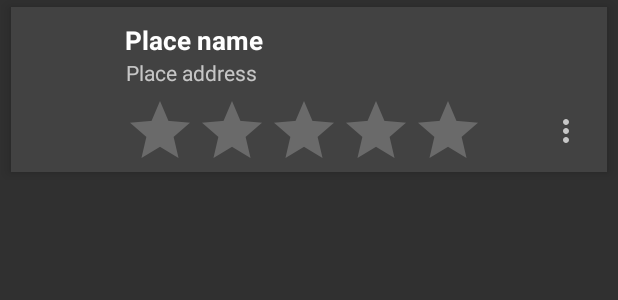
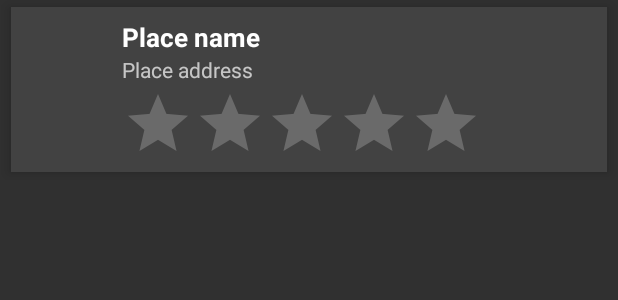
Before and after one commit to Heitem/AugmentedJourney, an Android app: the layout main_row_layout_result.xml on its own in the app's theme, with its tools: preview values and no code run, on a phone screen of 412 x 824 dp. Shown: the top 300 px of the screen. Run offline under Robolectric (Android 15) with nearby library versions, the phone set to English and light mode, and no system bars.

Commit message:
Minor improvements Remove useless dependencies

```diff
--- a/app/build.gradle
+++ b/app/build.gradle
@@ -55,7 +55,6 @@ dependencies {
     implementation 'com.android.support:cardview-v7:28.0.0'
     implementation 'com.android.support:recyclerview-v7:28.0.0'
     implementation 'com.github.bumptech.glide:glide:4.9.0'
-    kapt 'com.github.bumptech.glide:compiler:4.9.0'
     implementation 'com.android.support:multidex:1.0.3'
     implementation 'com.android.support:design:28.0.0'
     implementation 'com.android.volley:volley:1.1.1'
--- a/app/src/main/java/com/heitem/others/AutoResizeTextView.java
+++ b/app/src/main/java/com/heitem/others/AutoResizeTextView.java
@@ -1,6 +1,7 @@
 package com.heitem.others;
 
 import android.content.Context;
+import android.support.v7.widget.AppCompatTextView;
 import android.text.Layout;
 import android.text.StaticLayout;
 import android.text.TextPaint;
@@ -11,7 +12,7 @@ import android.widget.TextView;
 /**
  * Created by Heitem on 07/06/2015.
  */
-public class AutoResizeTextView extends TextView {
+public class AutoResizeTextView extends AppCompatTextView {
     // Minimum text size for this text view
     public static final float MIN_TEXT_SIZE = 20;
 
--- a/app/src/main/res/layout/activity_camera.xml
+++ b/app/src/main/res/layout/activity_camera.xml
@@ -1,27 +1,19 @@
 <?xml version="1.0" encoding="utf-8"?>
-<RelativeLayout xmlns:android="http://schemas.android.com/apk/res/android"
-    android:layout_width="fill_parent"
-    android:layout_height="fill_parent"
-    android:orientation="vertical">
+<FrameLayout xmlns:android="http://schemas.android.com/apk/res/android"
+    android:layout_width="match_parent"
+    android:layout_height="match_parent">
 
     <com.heitem.ui.widget.CameraPreview
         android:id="@+id/camera_preview"
-        android:layout_width="fill_parent"
-        android:layout_height="fill_parent" />
-
-    <RelativeLayout
-        android:id="@+id/screen"
         android:layout_width="match_parent"
-        android:layout_height="match_parent">
+        android:layout_height="match_parent" />
 
     <ImageView
         android:id="@+id/target"
         android:layout_width="50dp"
         android:layout_height="50dp"
-            android:src="@drawable/target"
+        android:layout_gravity="center"
         android:scaleType="fitXY"
-            android:layout_centerInParent="true"/>
+        android:src="@drawable/target" />
 
-    </RelativeLayout>
-
-</RelativeLayout>
+</FrameLayout>
--- a/app/src/main/res/layout/main_row_layout_result.xml
+++ b/app/src/main/res/layout/main_row_layout_result.xml
@@ -1,41 +1,40 @@
 <?xml version="1.0" encoding="utf-8"?>
 <FrameLayout xmlns:android="http://schemas.android.com/apk/res/android"
+    xmlns:app="http://schemas.android.com/apk/res-auto"
     android:layout_width="match_parent"
     android:layout_height="120dp">
 
-    <RelativeLayout
+    <android.support.constraint.ConstraintLayout
         android:layout_width="match_parent"
         android:layout_height="110dp"
+        android:layout_gravity="center"
         android:layout_marginLeft="7dp"
         android:layout_marginRight="7dp"
         android:background="@color/background_floating_material_dark"
-        android:elevation="5dp"
-        android:layout_gravity="center">
-
-        <RelativeLayout
-            android:layout_width="match_parent"
-            android:layout_height="110dp"
-            android:layout_centerInParent="true"
-            android:background="?android:attr/selectableItemBackground"
         android:clickable="true"
         android:elevation="5dp"
-            android:focusable="true">
+        android:focusable="true"
+        android:foreground="?android:attr/selectableItemBackground">
 
         <ImageView
             android:id="@+id/image1"
             android:layout_width="50dp"
             android:layout_height="50dp"
             android:layout_centerVertical="true"
-                android:layout_marginStart="10dp"
+            android:layout_marginStart="8dp"
             android:background="#00000000"
-                android:elevation="1dp" />
+            android:elevation="1dp"
+            app:layout_constraintBottom_toBottomOf="parent"
+            app:layout_constraintStart_toStartOf="parent"
+            app:layout_constraintTop_toTopOf="parent" />
 
         <TextView
             android:id="@+id/txt1"
-                android:layout_width="wrap_content"
+            android:layout_width="0dp"
             android:layout_height="wrap_content"
             android:layout_marginStart="16dp"
-                android:layout_marginTop="10dp"
+            android:layout_marginTop="8dp"
+            android:layout_marginEnd="8dp"
             android:layout_toEndOf="@id/image1"
             android:elevation="1dp"
             android:ellipsize="end"
@@ -44,40 +43,39 @@
             android:text="Place name"
             android:textColor="#FFFFFF"
             android:textSize="17sp"
-                android:textStyle="bold" />
+            android:textStyle="bold"
+            app:layout_constraintEnd_toEndOf="parent"
+            app:layout_constraintStart_toEndOf="@+id/image1"
+            app:layout_constraintTop_toTopOf="parent" />
 
         <TextView
             android:id="@+id/txt2"
-                android:layout_width="wrap_content"
+            android:layout_width="0dp"
             android:layout_height="wrap_content"
             android:layout_below="@+id/txt1"
-                android:layout_marginStart="16dp"
+            android:layout_marginEnd="8dp"
             android:layout_toEndOf="@id/image1"
             android:elevation="1dp"
             android:ellipsize="end"
-                android:gravity="center_horizontal"
             android:paddingEnd="10dp"
             android:singleLine="true"
             android:text="Place address"
-                android:textSize="14sp" />
+            android:textSize="14sp"
+            app:layout_constraintEnd_toEndOf="parent"
+            app:layout_constraintStart_toStartOf="@+id/txt1"
+            app:layout_constraintTop_toBottomOf="@+id/txt1" />
 
         <RatingBar
             android:id="@+id/rating"
             android:layout_width="wrap_content"
             android:layout_height="45dp"
             android:layout_below="@id/txt2"
-                android:layout_marginStart="15dp"
-                android:layout_marginTop="5dp"
+            android:layout_marginBottom="8dp"
             android:layout_toEndOf="@id/image1"
-                android:isIndicator="true" />
+            android:isIndicator="true"
+            app:layout_constraintBottom_toBottomOf="parent"
+            app:layout_constraintStart_toStartOf="@+id/txt2"
+            app:layout_constraintTop_toBottomOf="@+id/txt2" />
 
-            <ImageButton
-                android:layout_width="55dp"
-                android:layout_height="55dp"
-                android:layout_alignParentEnd="true"
-                android:layout_alignParentBottom="true"
-                android:background="?android:attr/selectableItemBackground"
-                android:src="@drawable/abc_ic_menu_overflow_material" />
-        </RelativeLayout>
-    </RelativeLayout>
+    </android.support.constraint.ConstraintLayout>
 </FrameLayout>
```
Lines whose indentation alone changed are shown as unchanged.
